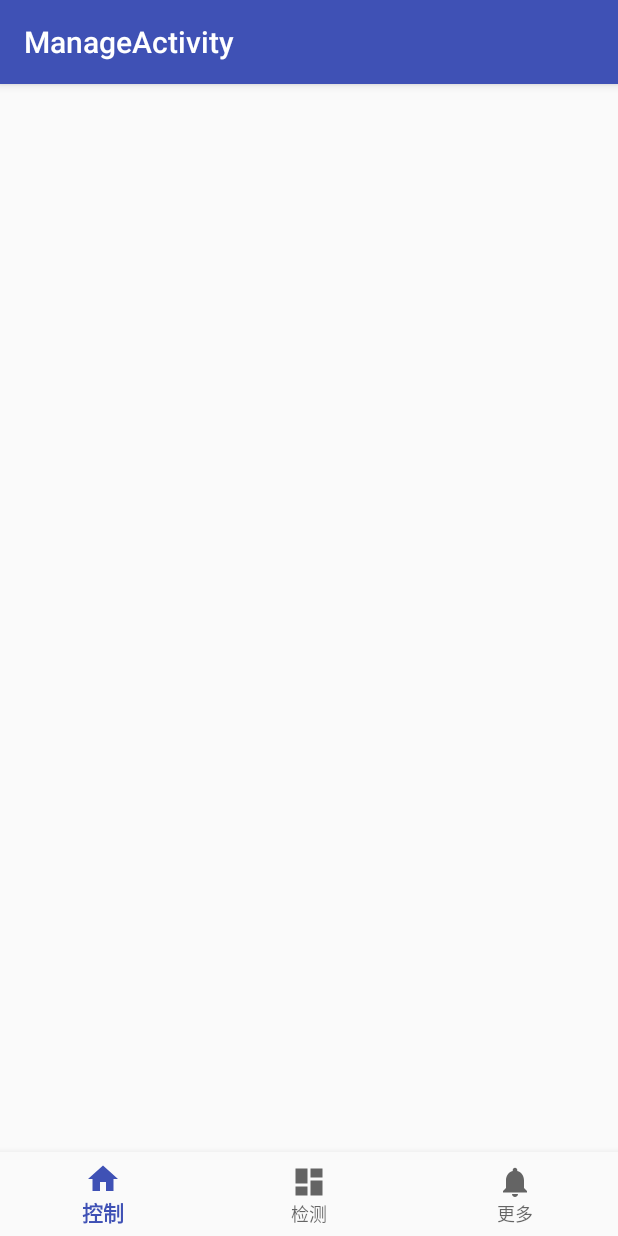
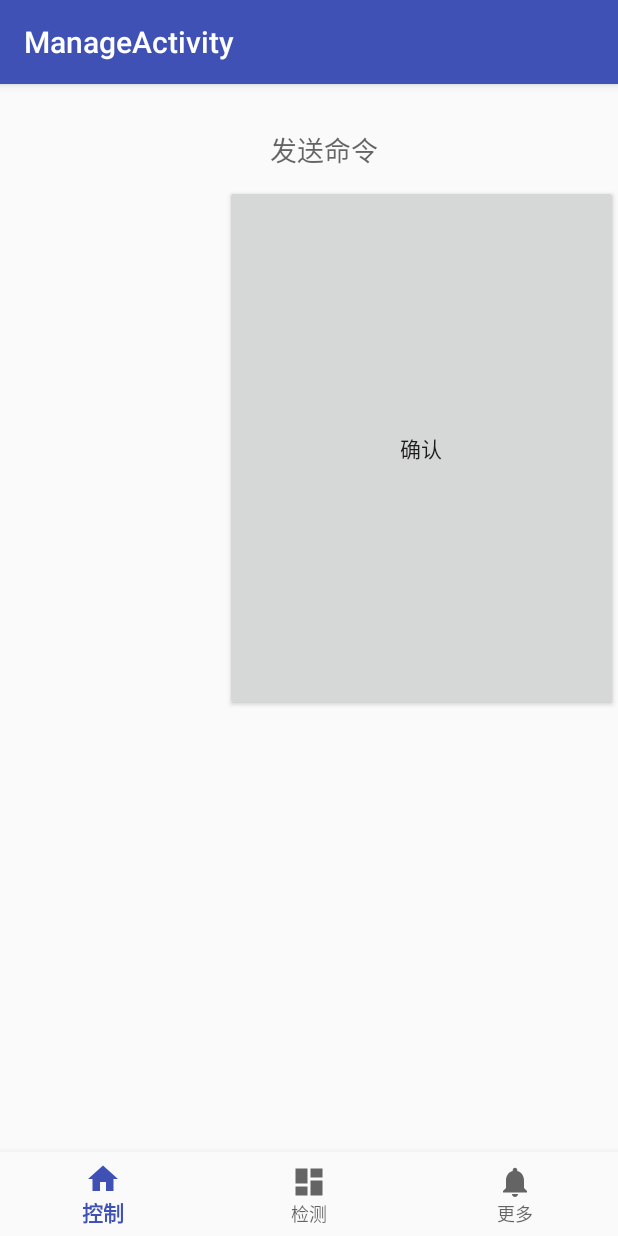
Before and after one commit to LuuMing/IIS, an Android app: the FragmentAction screen opened directly, with no data from a screen before it, on a phone screen of 412 x 824 dp. Run offline under Robolectric (Android 15) with nearby library versions, the phone set to English and light mode, and no system bars; 3 statements that could not run were skipped.

Commit message:
大幅改动 MainActivity、ManageActivity、mSocket、Server.py 服务端采用主动发送后接受方式，保持单连接。相应改动客户端。 mSocket 使用单例模式，同时也包含输入输出流。 实现 action 功能。

```diff
--- a/client/Android/app/src/main/java/com/example/luming/iis/ManageActivity.java
+++ b/client/Android/app/src/main/java/com/example/luming/iis/ManageActivity.java
@@ -7,7 +7,6 @@ import android.support.v4.app.Fragment;
 import android.support.v4.view.ViewPager;
 import android.support.v7.app.AppCompatActivity;
 import android.view.MenuItem;
-
 import java.util.ArrayList;
 import java.util.List;
 
@@ -17,7 +16,7 @@ public class ManageActivity extends AppCompatActivity {
     BottomNavigationView navigationView;
     MenuItem   menuItem;
     List<Fragment> fragmentList = new ArrayList<>();
-    mSocket socket;
+
     private BottomNavigationView.OnNavigationItemSelectedListener mOnNavigationItemSelectedListener
             = new BottomNavigationView.OnNavigationItemSelectedListener() {
 
@@ -42,7 +41,6 @@ public class ManageActivity extends AppCompatActivity {
     protected void onCreate(Bundle savedInstanceState) {
         super.onCreate(savedInstanceState);
         setContentView(R.layout.activity_manage);
-         socket = mSocket.getInstance();
         navigationView = (BottomNavigationView) findViewById(R.id.bottom_navigation);
         viewPager = findViewById(R.id.viewpager_launch);
         setNavigation();
@@ -82,5 +80,4 @@ public class ManageActivity extends AppCompatActivity {
         viewPager.setAdapter(adapter);
         viewPager.setOffscreenPageLimit(3);
     }
-
 }
--- a/client/Android/app/src/main/res/layout/fragment_action.xml
+++ b/client/Android/app/src/main/res/layout/fragment_action.xml
@@ -15,9 +15,30 @@
         android:scrollbars="vertical" />
 </LinearLayout>
 <LinearLayout
-    android:layout_width="wrap_content"
-    android:layout_height="match_parent">
+    android:layout_width="fill_parent"
+    android:layout_height="match_parent"
+    android:orientation="vertical">
+    <EditText
+        android:id="@+id/action_text"
+        android:layout_width="match_parent"
+        android:layout_height="wrap_content"
+        android:layout_marginLeft="20dp"
+        android:layout_marginRight="20dp"
+        android:background="@null"
+        android:inputType="number"
+        android:maxLength="20"
+        android:hint="发送命令"
+        android:drawablePadding="10dp"
+        android:padding="10dp"
+        android:layout_marginTop="20dp"/>
 
+    <Button
+        android:id="@+id/action_button"
+        android:layout_width="fill_parent"
+        android:layout_height="50dp"
+        android:layout_weight="1"
+        android:layout_marginBottom="350dp"
+        android:text="确认" />
 </LinearLayout>
 
 </LinearLayout>
```
Also changed, not shown: client/Android/app/src/main/java/com/example/luming/iis/FragmentAction.java (+48 -6 lines), client/Android/app/src/main/java/com/example/luming/iis/MainActivity.java (+7 -10 lines), client/Android/app/src/main/java/com/example/luming/iis/mSocket.java (+30 -3 lines), client/Android/gradle/wrapper/gradle-wrapper.properties, 1 other file.
